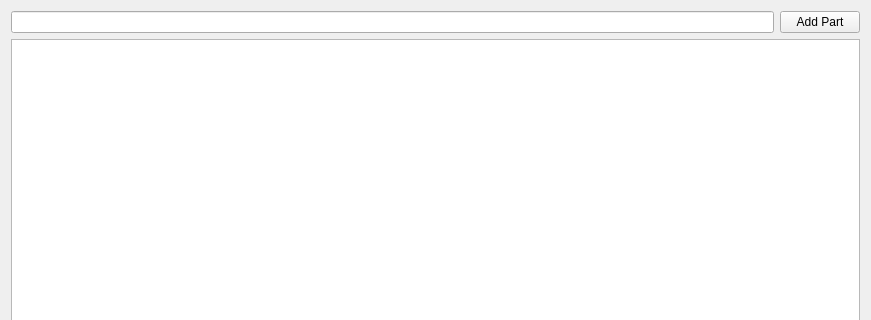
Before: the Qt Designer form ui/tab_parts.ui in jwjulien/inventory, drawn with Qt 5; both pictures show x 0 to 871 and y 0 to 320 of the 871 by 671 pixel window.
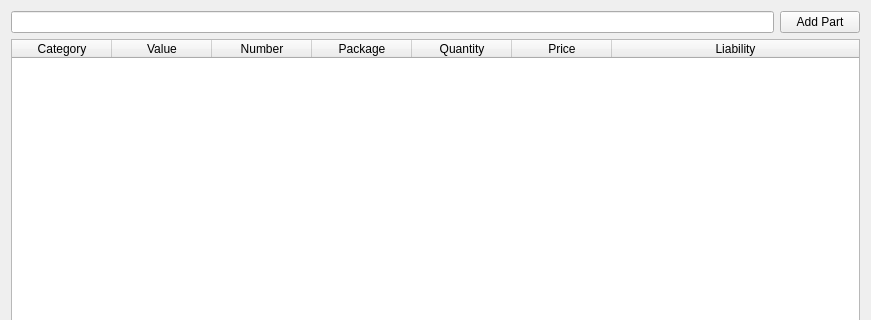
After: the same form once the commit is applied.

Commit message: added parts and parts tab back in - now with peewee

```diff
--- a/ui/tab_parts.ui
+++ b/ui/tab_parts.ui
@@ -29,7 +29,7 @@
     </layout>
    </item>
    <item>
-    <widget class="QTableView" name="parts">
+    <widget class="QTableWidget" name="parts">
      <property name="editTriggers">
       <set>QAbstractItemView::NoEditTriggers</set>
      </property>
@@ -45,18 +45,47 @@
      <property name="sortingEnabled">
       <bool>true</bool>
      </property>
-     <attribute name="horizontalHeaderCascadingSectionResizes">
-      <bool>true</bool>
-     </attribute>
-     <attribute name="horizontalHeaderShowSortIndicator" stdset="0">
-      <bool>true</bool>
-     </attribute>
      <attribute name="horizontalHeaderStretchLastSection">
       <bool>true</bool>
      </attribute>
      <attribute name="verticalHeaderVisible">
       <bool>false</bool>
      </attribute>
+     <column>
+      <property name="text">
+       <string>Category</string>
+      </property>
+     </column>
+     <column>
+      <property name="text">
+       <string>Value</string>
+      </property>
+     </column>
+     <column>
+      <property name="text">
+       <string>Number</string>
+      </property>
+     </column>
+     <column>
+      <property name="text">
+       <string>Package</string>
+      </property>
+     </column>
+     <column>
+      <property name="text">
+       <string>Quantity</string>
+      </property>
+     </column>
+     <column>
+      <property name="text">
+       <string>Price</string>
+      </property>
+     </column>
+     <column>
+      <property name="text">
+       <string>Liability</string>
+      </property>
+     </column>
     </widget>
    </item>
   </layout>
```
The commit also changes 8 other files.
